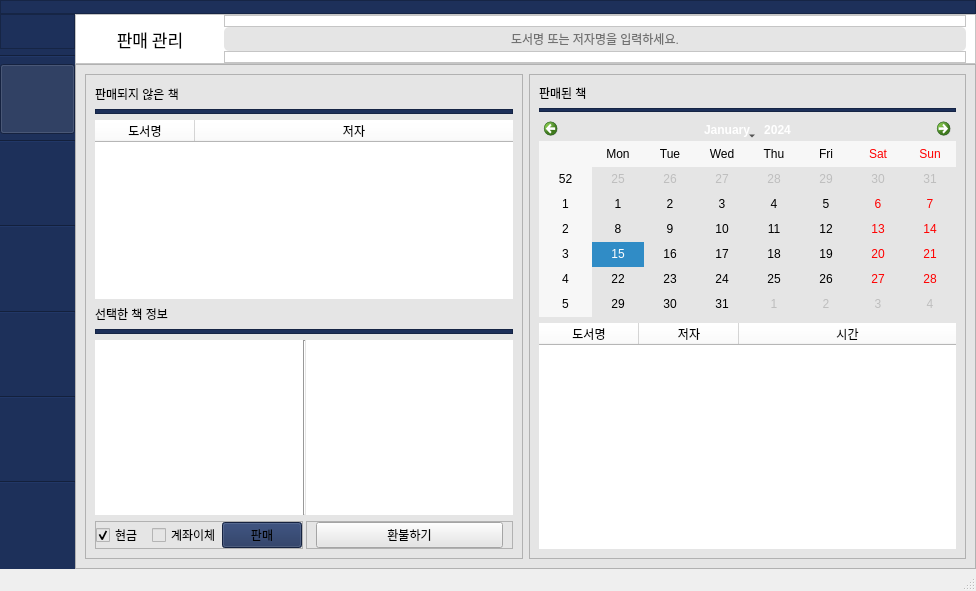
Above: BookTable_ver2_0/main_renewal.ui from JeongsolKim/DJIVF before the change. Below: the same form after it.
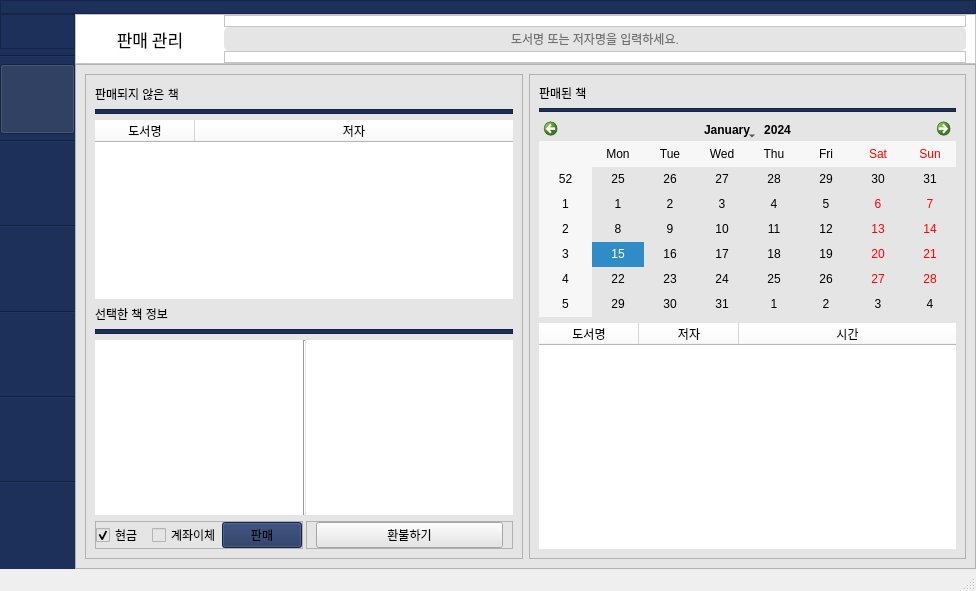
That is the form after the change.

Patch:
```diff
--- a/BookTable_ver2_0/main_renewal.ui
+++ b/BookTable_ver2_0/main_renewal.ui
@@ -107,7 +107,11 @@
                   <item>
                    <layout class="QGridLayout" name="gridLayout_13">
                     <item row="0" column="0">
-                     <widget class="QCalendarWidget" name="calendarWidget"/>
+                     <widget class="QCalendarWidget" name="calendarWidget">
+                      <property name="styleSheet">
+                       <string notr="true">color: rgb(0, 0, 0);</string>
+                      </property>
+                     </widget>
                     </item>
                    </layout>
                   </item>
```
